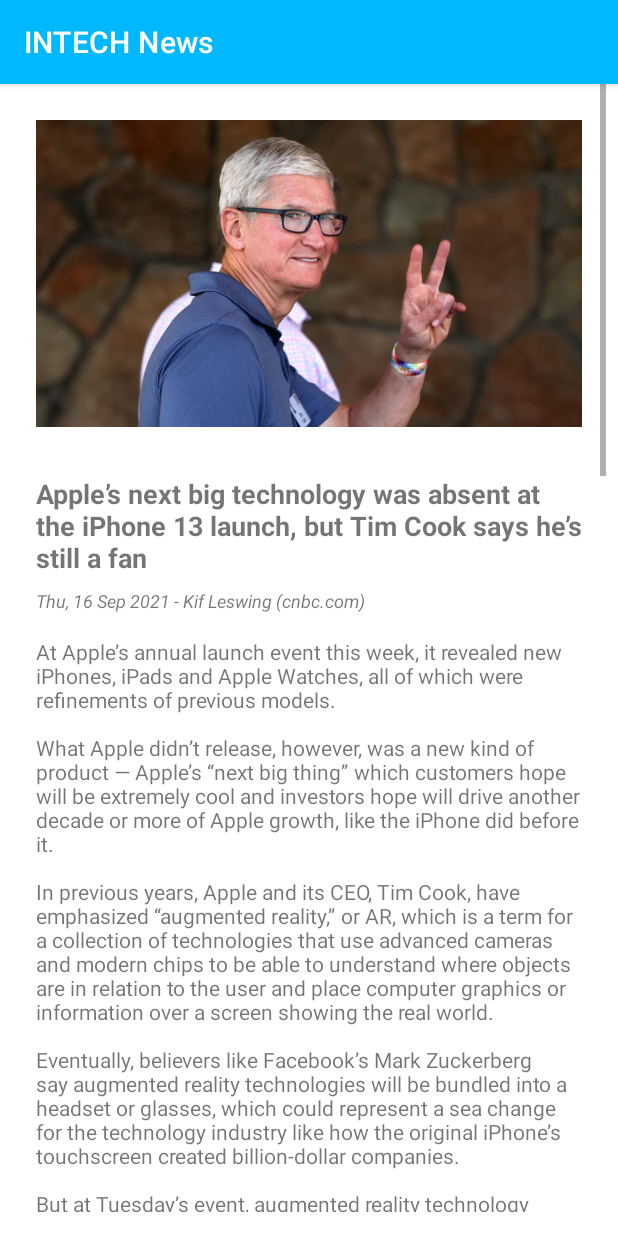
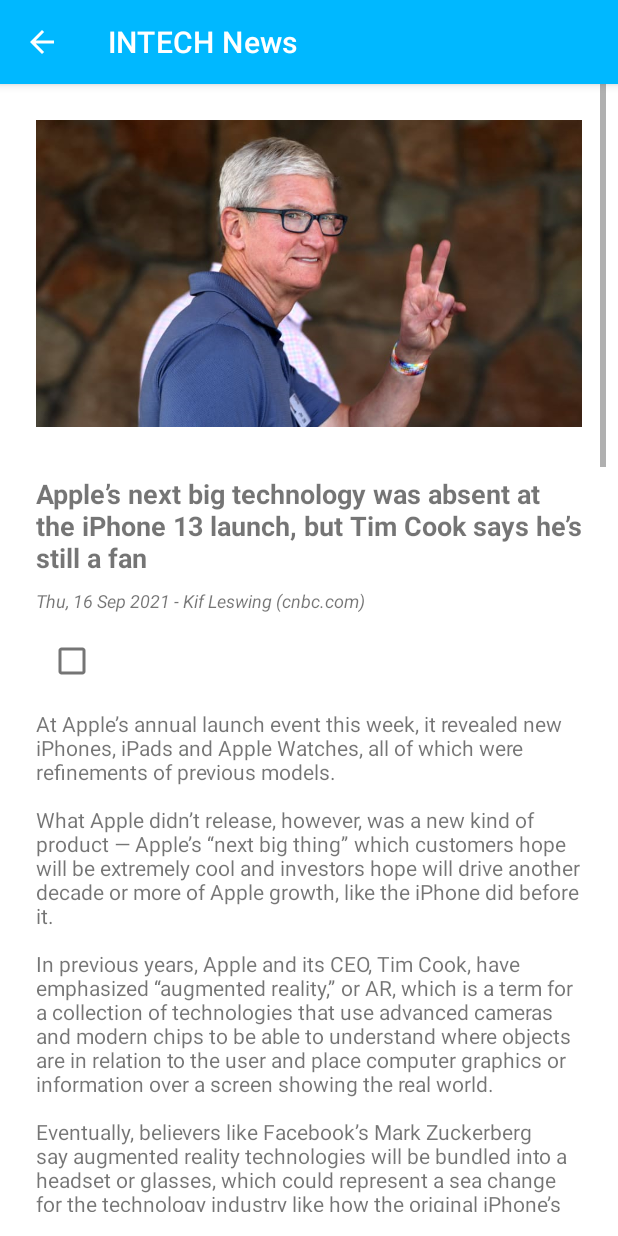
Before and after one commit to AndreSuryana/intech-android, an Android app: the screen it shows after launch (NewsDetailActivity), after a tap on "Apple’s next big technology was absent a", on a phone screen of 412 x 824 dp. Run offline under Robolectric (Android 15) with nearby library versions, the phone set to English and light mode, and no system bars.

```diff
--- a/app/src/main/java/com/example/intech/NewsDetailActivity.kt
+++ b/app/src/main/java/com/example/intech/NewsDetailActivity.kt
@@ -2,9 +2,11 @@ package com.example.intech
 
 import androidx.appcompat.app.AppCompatActivity
 import android.os.Bundle
+import android.view.Menu
+import android.view.MenuItem
 import android.widget.ImageView
 import android.widget.TextView
-import com.bumptech.glide.Glide
+import android.widget.Toast
 
 class NewsDetailActivity : AppCompatActivity() {
     private lateinit var imgPicture: ImageView
@@ -12,9 +14,9 @@ class NewsDetailActivity : AppCompatActivity() {
     private lateinit var tvDateAuthor: TextView
     private lateinit var tvDescription: TextView
     private var title: String = "INTECH News"
+    private var favorite: Boolean = false
 
     companion object {
-        const val EXTRA_PICTURE = 0
         const val EXTRA_TITLE = "extra title"
         const val EXTRA_DATE_AUTHOR = "extra date author"
         const val EXTRA_DESCRIPTION = "extra description"
@@ -25,6 +27,9 @@ class NewsDetailActivity : AppCompatActivity() {
         setTheme(R.style.Theme_INTECH)
         setActionBarTitle(title)
         setContentView(R.layout.activity_news_detail)
+
+        // Adding back button in action bar
+        supportActionBar?.setDisplayHomeAsUpEnabled(true)
 
         // Getting component id
         imgPicture = findViewById(R.id.img_news_picture)
@@ -48,6 +53,12 @@ class NewsDetailActivity : AppCompatActivity() {
         tvDescription.text = description
     }
 
+
+    override fun onSupportNavigateUp(): Boolean {
+        onBackPressed()
+        return super.onSupportNavigateUp()
+    }
+
     private fun setActionBarTitle(title: String) {
         supportActionBar?.title = title
     }
--- a/app/src/main/res/layout/activity_news_detail.xml
+++ b/app/src/main/res/layout/activity_news_detail.xml
@@ -52,6 +52,12 @@
             android:textSize="12sp"
             android:textStyle="italic"/>
 
+        <CheckBox
+            android:layout_width="wrap_content"
+            android:layout_height="wrap_content"
+            android:layout_marginLeft="16dp"
+            android:layout_marginRight="16dp" />
+
         <TextView
             android:id="@+id/tv_news_description"
             android:layout_width="match_parent"
--- a/app/src/main/res/values/colors.xml
+++ b/app/src/main/res/values/colors.xml
@@ -7,4 +7,5 @@
     <color name="teal_700">#FF018786</color>
     <color name="black">#FF000000</color>
     <color name="white">#FFFFFFFF</color>
+    <color name="grey_dark">#727272</color>
 </resources>
--- a/app/src/main/res/values/strings.xml
+++ b/app/src/main/res/values/strings.xml
@@ -15,4 +15,6 @@ Nulla orci nibh, mollis ac erat in, pretium fringilla turpis. Praesent eu enim f
     <string name="name">Name</string>
     <string name="email">name@email.com</string>
     <string name="go_back">Go Back</string>
+    <string name="favorite">Favorite</string>
+    <string name="share">Share</string>
 </resources>
```
Also changed, not shown: app/src/main/res/drawable-anydpi/ic_favorite.xml (added, +9 -0 lines), app/src/main/res/drawable-anydpi/ic_share.xml (added, +11 -0 lines), app/src/main/res/drawable-anydpi/ic_unfavorite.xml (added, +9 -0 lines), app/src/main/res/drawable/selector_favorite_item.xml (added, +14 -0 lines), app/src/main/res/drawable-hdpi/ic_favorite.png (added), app/src/main/res/drawable-hdpi/ic_share.png (added), app/src/main/res/drawable-hdpi/ic_unfavorite.png (added), app/src/main/res/drawable-mdpi/ic_favorite.png (added), app/src/main/res/drawable-mdpi/ic_share.png (added), app/src/main/res/drawable-mdpi/ic_unfavorite.png (added), app/src/main/res/drawable-xhdpi/ic_favorite.png (added), app/src/main/res/drawable-xhdpi/ic_share.png (added), app/src/main/res/drawable-xhdpi/ic_unfavorite.png (added), app/src/main/res/drawable-xxhdpi/ic_favorite.png (added), 2 more files.
